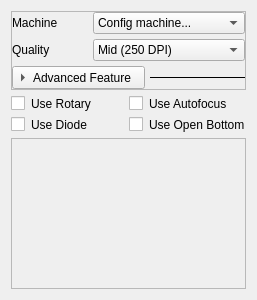
This is src/widgets/panels/doc-panel.ui in flux3dp/swiftray as Qt 5 draws it before an edit. The edited form follows.
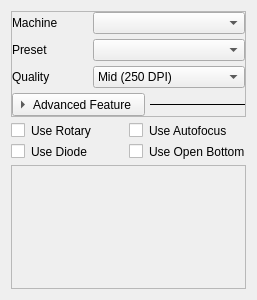
This is the edited form. Custom widgets are drawn as their Qt base class.

Commit message: Show preset in doc-panel

```diff
--- a/src/widgets/panels/doc-panel.ui
+++ b/src/widgets/panels/doc-panel.ui
@@ -67,11 +67,36 @@
             <verstretch>0</verstretch>
            </sizepolicy>
           </property>
+         </widget>
+        </item>
+       </layout>
+      </item>
           <item>
+       <layout class="QHBoxLayout" name="horizontalLayout_5">
+        <property name="bottomMargin">
+         <number>0</number>
+        </property>
+        <item>
+         <widget class="QLabel" name="label_3">
+          <property name="sizePolicy">
+           <sizepolicy hsizetype="Preferred" vsizetype="Preferred">
+            <horstretch>1</horstretch>
+            <verstretch>0</verstretch>
+           </sizepolicy>
+          </property>
            <property name="text">
-            <string>Config machine...</string>
-           </property>
-          </item>
+           <string>Preset</string>
+          </property>
+         </widget>
+        </item>
+        <item>
+         <widget class="QComboBox" name="presetComboBox">
+          <property name="sizePolicy">
+           <sizepolicy hsizetype="Preferred" vsizetype="Fixed">
+            <horstretch>2</horstretch>
+            <verstretch>0</verstretch>
+           </sizepolicy>
+          </property>
          </widget>
         </item>
        </layout>
```
Lines whose indentation alone changed are shown as unchanged. The commit also changes 1 other file.
